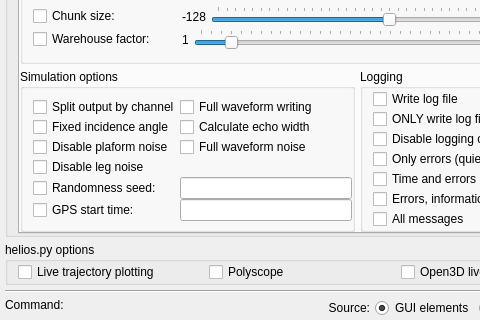
Above: ui/launcher.ui from dg-505/helios-launcher before the change; both pictures show x 0 to 480 and y 297 to 617 of the 1300 by 727 pixel window. Below: the same form after it.
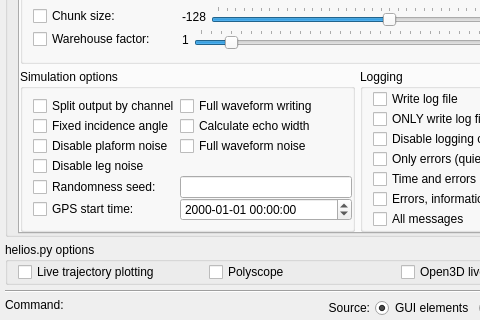
That is the form after the change. The open tabs and pages were chosen to show the change. Icons and pictures are not drawn.

Commit message: gpsStartTime: Use 'QDateTimeEdit' instead of 'QLineEdit'

The edit to the form file:
```diff
--- a/ui/launcher.ui
+++ b/ui/launcher.ui
@@ -798,9 +798,6 @@
                        </property>
                       </widget>
                      </item>
-                     <item row="5" column="2">
-                      <widget class="QLineEdit" name="gpsStartTimeEdit"/>
-                     </item>
                      <item row="1" column="1">
                       <widget class="QCheckBox" name="fixedIncidenceAngleCheckbox">
                        <property name="text">
@@ -822,6 +819,13 @@
                        </property>
                       </widget>
                      </item>
+                     <item row="5" column="2">
+                      <widget class="QDateTimeEdit" name="gpsStartTimeEdit">
+                       <property name="displayFormat">
+                        <string>yyyy-MM-dd HH:mm:ss</string>
+                       </property>
+                      </widget>
+                     </item>
                     </layout>
                    </item>
                   </layout>
```
Left out of the diff: 32 changed lines with no effect on the pictures. The commit also changes 1 other file.
